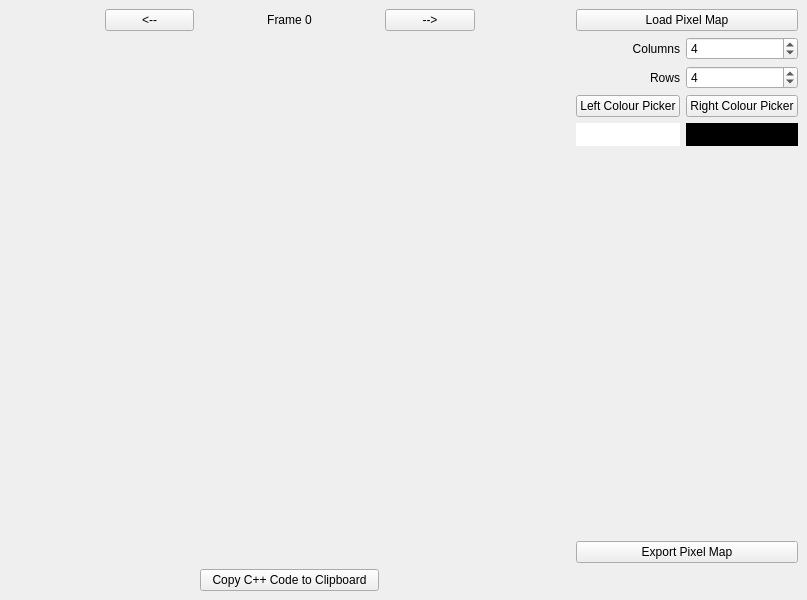
Qt form gui.ui (SmTaUcM/Arduino-Animator) before a commit.
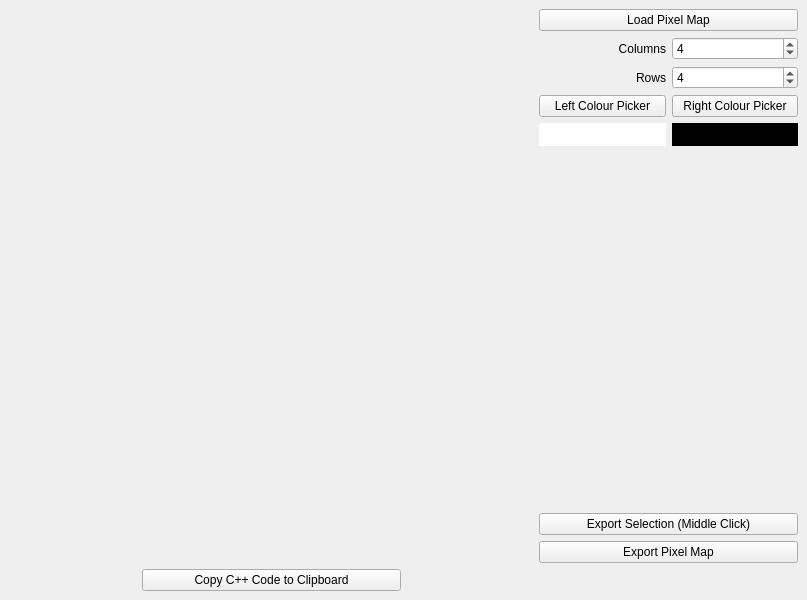
The same form after that commit. Custom widgets are drawn as their Qt base class.

Commit message: Added middle button selection and export

The edit to the form file:
```diff
--- a/gui.ui
+++ b/gui.ui
@@ -15,7 +15,33 @@
   </property>
   <widget class="QWidget" name="centralwidget">
    <layout class="QGridLayout" name="gridLayout">
-    <item row="4" column="7">
+    <item row="0" column="4" colspan="2">
+     <widget class="QPushButton" name="btn_load">
+      <property name="text">
+       <string>Load Pixel Map</string>
+      </property>
+     </widget>
+    </item>
+    <item row="1" column="0" rowspan="8" colspan="4">
+     <layout class="QGridLayout" name="gl_pixels"/>
+    </item>
+    <item row="4" column="4">
+     <widget class="ClickableLabel" name="lbl_currentColourLeft">
+      <property name="minimumSize">
+       <size>
+        <width>0</width>
+        <height>23</height>
+       </size>
+      </property>
+      <property name="styleSheet">
+       <string notr="true">background-color: rgb(255, 255, 255);</string>
+      </property>
+      <property name="text">
+       <string/>
+      </property>
+     </widget>
+    </item>
+    <item row="4" column="5">
      <widget class="QLabel" name="lbl_currentColourRight">
       <property name="styleSheet">
        <string notr="true">background-color: rgb(0, 0, 0);</string>
@@ -25,28 +51,14 @@
       </property>
      </widget>
     </item>
-    <item row="3" column="6">
+    <item row="3" column="4">
      <widget class="QPushButton" name="btn_openCPLeft">
       <property name="text">
        <string>Left Colour Picker</string>
       </property>
      </widget>
     </item>
-    <item row="0" column="4">
-     <widget class="QPushButton" name="btn_nextFrame">
-      <property name="text">
-       <string>--&gt;</string>
-      </property>
-     </widget>
-    </item>
-    <item row="0" column="6" colspan="2">
-     <widget class="QPushButton" name="btn_load">
-      <property name="text">
-       <string>Load Pixel Map</string>
-      </property>
-     </widget>
-    </item>
-    <item row="1" column="6">
+    <item row="1" column="4">
      <widget class="QLabel" name="label_2">
       <property name="text">
        <string>Columns</string>
@@ -56,21 +68,40 @@
       </property>
      </widget>
     </item>
-    <item row="3" column="7">
-     <widget class="QPushButton" name="btn_openCPRight">
-      <property name="text">
-       <string>Right Colour Picker</string>
+    <item row="2" column="5">
+     <widget class="QSpinBox" name="sb_rows">
+      <property name="minimum">
+       <number>1</number>
       </property>
+      <property name="maximum">
+       <number>100</number>
+      </property>
+      <property name="value">
+       <number>4</number>
+      </property>
      </widget>
     </item>
-    <item row="7" column="6" colspan="2">
-     <widget class="QPushButton" name="btn_export">
+    <item row="1" column="5">
+     <widget class="QSpinBox" name="sb_cols">
+      <property name="minimum">
+       <number>1</number>
+      </property>
+      <property name="maximum">
+       <number>100</number>
+      </property>
+      <property name="value">
+       <number>4</number>
+      </property>
+     </widget>
+    </item>
+    <item row="9" column="1" colspan="2">
+     <widget class="QPushButton" name="btn_copy">
       <property name="text">
-       <string>Export Pixel Map</string>
+       <string>Copy C++ Code to Clipboard</string>
       </property>
      </widget>
     </item>
-    <item row="2" column="6">
+    <item row="2" column="4">
      <widget class="QLabel" name="label">
       <property name="text">
        <string>Rows</string>
@@ -80,20 +111,14 @@
       </property>
      </widget>
     </item>
-    <item row="2" column="7">
-     <widget class="QSpinBox" name="sb_rows">
-      <property name="minimum">
-       <number>1</number>
-      </property>
-      <property name="maximum">
-       <number>100</number>
-      </property>
-      <property name="value">
-       <number>4</number>
+    <item row="8" column="4" colspan="2">
+     <widget class="QPushButton" name="btn_export">
+      <property name="text">
+       <string>Export Pixel Map</string>
       </property>
      </widget>
     </item>
-    <item row="6" column="6">
+    <item row="6" column="4">
      <spacer name="verticalSpacer">
       <property name="orientation">
        <enum>Qt::Vertical</enum>
@@ -106,59 +131,17 @@
       </property>
      </spacer>
     </item>
-    <item row="1" column="0" rowspan="7" colspan="6">
-     <layout class="QGridLayout" name="gl_pixels"/>
-    </item>
-    <item row="1" column="7">
-     <widget class="QSpinBox" name="sb_cols">
-      <property name="minimum">
-       <number>1</number>
-      </property>
-      <property name="maximum">
-       <number>100</number>
-      </property>
-      <property name="value">
-       <number>4</number>
-      </property>
-     </widget>
-    </item>
-    <item row="0" column="1">
-     <widget class="QPushButton" name="btn_prevFrame">
+    <item row="3" column="5">
+     <widget class="QPushButton" name="btn_openCPRight">
       <property name="text">
-       <string>&lt;--</string>
+       <string>Right Colour Picker</string>
       </property>
      </widget>
     </item>
-    <item row="4" column="6">
-     <widget class="ClickableLabel" name="lbl_currentColourLeft">
-      <property name="minimumSize">
-       <size>
-        <width>0</width>
-        <height>23</height>
-       </size>
-      </property>
-      <property name="styleSheet">
-       <string notr="true">background-color: rgb(255, 255, 255);</string>
-      </property>
+    <item row="7" column="4" colspan="2">
+     <widget class="QPushButton" name="btn_exportSelection">
       <property name="text">
-       <string/>
-      </property>
-     </widget>
-    </item>
-    <item row="0" column="2" colspan="2">
-     <widget class="QLabel" name="lbl_frame">
-      <property name="text">
-       <string>Frame 0</string>
-      </property>
-      <property name="alignment">
-       <set>Qt::AlignCenter</set>
-      </property>
-     </widget>
-    </item>
-    <item row="8" column="2" colspan="2">
-     <widget class="QPushButton" name="btn_copy">
-      <property name="text">
-       <string>Copy C++ Code to Clipboard</string>
+       <string>Export Selection (Middle Click)</string>
       </property>
      </widget>
     </item>
```
The commit also changes 2 other files.
